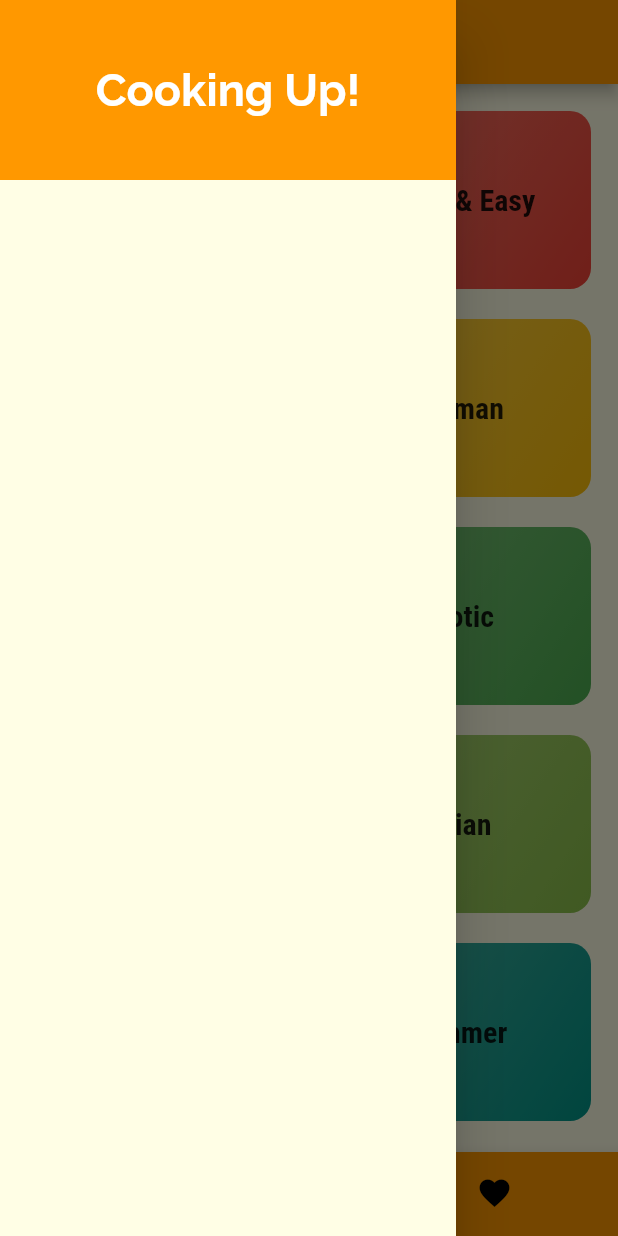
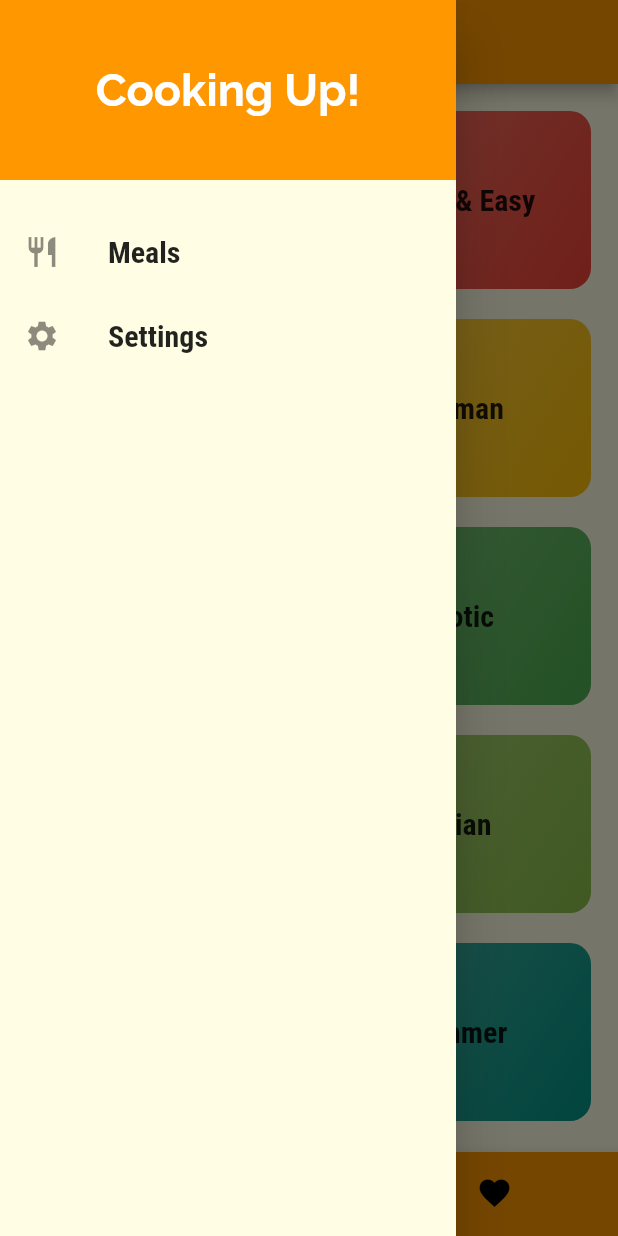
Before and after one commit to abdellatif-laghjaj/flutter_meals_app, a Flutter app: the screen it shows after launch, with the side drawer open, on a phone screen of 412 x 824 dp. Run offline on Flutter 3.47's test engine with Material 2 defaults, Android fonts, the light colour scheme and no system bars.

Commit message:
update drawer

```diff
--- a/lib/main.dart
+++ b/lib/main.dart
@@ -1,4 +1,5 @@
 import 'package:flutter/material.dart';
+import 'package:flutter_complete_guide/screens/filters_screen.dart';
 import 'package:flutter_complete_guide/screens/meal_detail_screen.dart';
 import 'package:flutter_complete_guide/screens/tabs_scree.dart';
 import 'screens/categories_screen.dart';
@@ -38,6 +39,7 @@ class MyApp extends StatelessWidget {
         "/": (ctx) => TabsScreen(),
         CategoryMealsScreen.routeName: (ctx) => CategoryMealsScreen(),
         MealDetailScreen.routeName: (ctx) => MealDetailScreen(),
+        FiltersScreen.routeName: (ctx) => FiltersScreen(),
       },
       onUnknownRoute: (settings) {
         return MaterialPageRoute(builder: (ctx) => CategoriesScreen());
--- a/lib/screens/favorites_screen.dart
+++ b/lib/screens/favorites_screen.dart
@@ -1,6 +1,7 @@
 import 'package:flutter/material.dart';
 
 class FavoritesScreen extends StatelessWidget {
+  static const routeName = '/favorites';
   @override
   Widget build(BuildContext context) {
     return Center(
--- a/lib/widgets/main_drawer.dart
+++ b/lib/widgets/main_drawer.dart
@@ -3,6 +3,18 @@ import 'package:flutter/material.dart';
 class MainDrawer extends StatelessWidget {
   @override
   Widget build(BuildContext context) {
+    Widget _buildListeTyle(BuildContext context, String title, IconData icon,
+        Function tapHandler) {
+      return ListTile(
+        leading: Icon(icon),
+        title: Text(
+          title,
+          style: Theme.of(context).textTheme.headline6,
+        ),
+        onTap: tapHandler,
+      );
+    }
+
     return Drawer(
       child: Column(
         children: [
@@ -24,6 +36,18 @@ class MainDrawer extends StatelessWidget {
           SizedBox(
             height: 20,
           ),
+          _buildListeTyle(
+            context,
+            "Meals",
+            Icons.restaurant,
+            () => Navigator.of(context).pushNamed('/'),
+          ),
+          _buildListeTyle(
+            context,
+            "Settings",
+            Icons.settings,
+            () => Navigator.of(context).pushNamed('/filters'),
+          ),
         ],
       ),
     );
```
Also changed, not shown: lib/screens/filters_screen.dart (added, +16 -0 lines).
